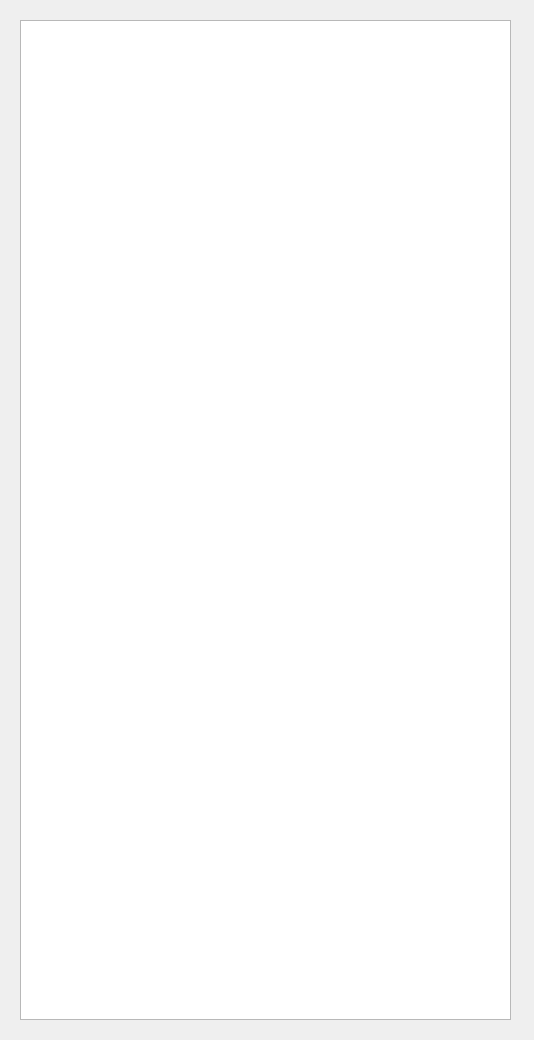
Before: the Qt Designer form yhfp/controstatusdialog.ui in hqtecheptech/MagicPill, drawn with Qt 5.
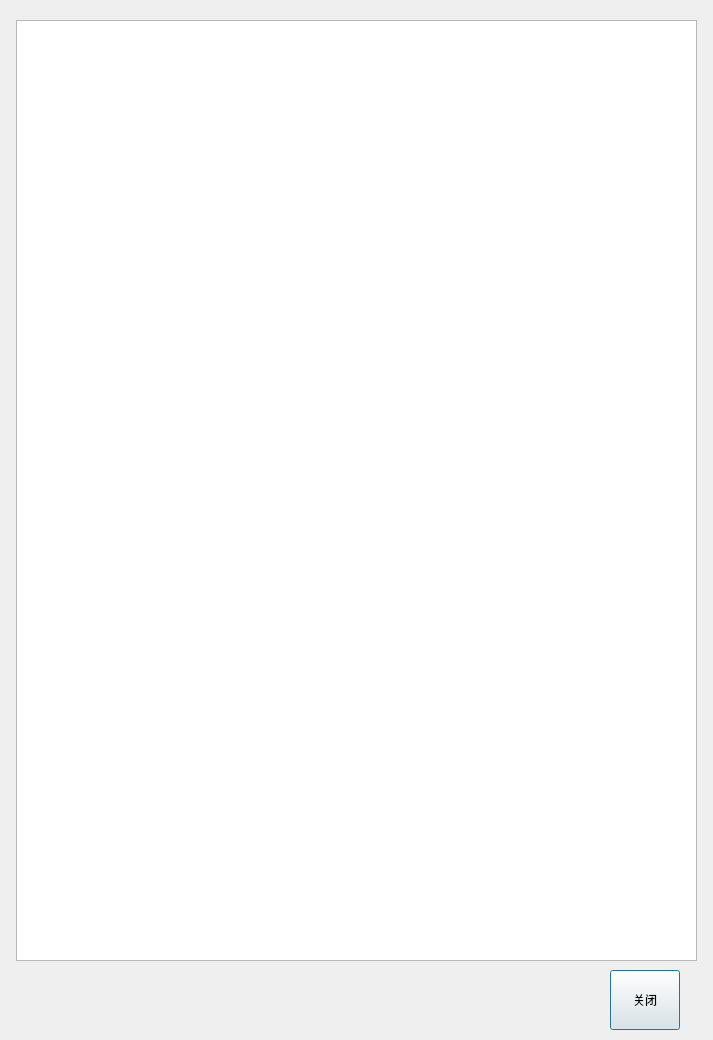
After: the same form once the commit is applied.

```diff
--- a/yhfp/controstatusdialog.ui
+++ b/yhfp/controstatusdialog.ui
@@ -6,7 +6,7 @@
    <rect>
     <x>0</x>
     <y>0</y>
-    <width>534</width>
+    <width>713</width>
     <height>1040</height>
    </rect>
   </property>
@@ -16,16 +16,29 @@
   <widget class="QTableView" name="tableView">
    <property name="geometry">
     <rect>
-     <x>20</x>
+     <x>16</x>
      <y>20</y>
-     <width>491</width>
-     <height>1000</height>
+     <width>681</width>
+     <height>941</height>
     </rect>
    </property>
    <property name="styleSheet">
     <string notr="true"/>
    </property>
   </widget>
+  <widget class="QPushButton" name="exit_pushButton">
+   <property name="geometry">
+    <rect>
+     <x>610</x>
+     <y>970</y>
+     <width>70</width>
+     <height>60</height>
+    </rect>
+   </property>
+   <property name="text">
+    <string>关闭</string>
+   </property>
+  </widget>
  </widget>
  <resources/>
  <connections/>
```
